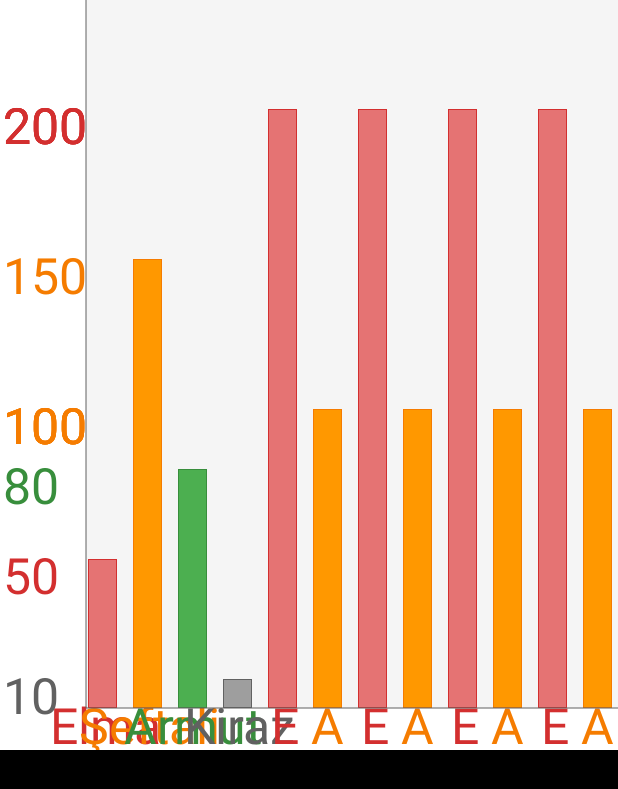
After one commit to otabakoglu/Android-Grafik-Comp, an Android app: the BarChartActivity screen opened directly, with no data from a screen before it, on a phone screen of 412 x 824 dp. The commit adds this screen. Shown: the top 789 px of the screen. Run offline under Robolectric (Android 15) with nearby library versions, the phone set to English and light mode, and no system bars.

Commit message:
26.03.2015 Yeni Renkler - New Colors ( Material Design Colors )
RED, PINK, PURPLE, DARK PURPLE, INDIGO, BLUE, CYAN, TEAL, GREEN, LIGHT GREEN, LIME, YELLOW, AMBER, ORANGE, DEEP ORANGE, BROWN, GREY, BLUE GREY,  BLACK AND WHITE...

```diff
--- a/app/src/main/AndroidManifest.xml
+++ b/app/src/main/AndroidManifest.xml
@@ -16,6 +16,10 @@
                 <category android:name="android.intent.category.LAUNCHER" />
             </intent-filter>
         </activity>
+        <activity
+            android:name=".BarChartActivity"
+            android:label="@string/title_activity_bar_chart" >
+        </activity>
     </application>
 
 </manifest>
--- /dev/null
+++ b/app/src/main/java/SimpleRingChartTR/BarChart.java
@@ -0,0 +1,378 @@
+package SimpleRingChartTR;
+
+import android.content.Context;
+import android.graphics.Canvas;
+import android.graphics.Paint;
+import android.graphics.Rect;
+import android.graphics.RectF;
+import android.util.AttributeSet;
+import android.view.View;
+
+import java.util.ArrayList;
+import java.util.List;
+
+import SimpleRingChartTR.Models.RingChartValue;
+import SimpleRingChartTR.Utils.ChartColors;
+
+/**
+ * Created by Ozan Tabakoğlu on 02.04.2015.
+ * @author Ozan Tabakoğlu
+ * @since  02.04.2015
+ * @deprecated Simple Bar Chart
+ */
+public class BarChart extends View {
+
+    private float chartWidth, chartHeight, gridWidth, gridHeight;
+    private int thickness, space ;
+    private float barWidth;
+
+    private Paint paint, backgroundPaint, textPaint;
+
+    private List<RingChartValue> valueList = new ArrayList<RingChartValue>();
+
+    //Constructors
+    public BarChart(Context context){ super(context); }
+    public BarChart(Context context, AttributeSet paramAttributeSet)
+    {         super(context, paramAttributeSet); }
+    public BarChart(Context context, AttributeSet paramAttributeSet, int paramInt)
+    {        super(context, paramAttributeSet, paramInt); }
+
+    /**
+     * Gerekli Ayarlamalar- Cizim sinifi, boyutlar, kenarliklar.
+     */
+    private void initPaint(){
+
+        //new paint
+        paint = new Paint();
+        paint.setColor( ChartColors.RED );
+        // Thickness
+        paint.setStrokeWidth( thickness );
+
+        //Paint Style Fill and Stroke
+        paint.setStyle(Paint.Style.FILL_AND_STROKE);
+        paint.setAntiAlias(true);
+
+        //new paint
+        backgroundPaint = new Paint();
+        //antialias - true
+        backgroundPaint.setAntiAlias(true);
+        //Color GREY
+        backgroundPaint.setColor(ChartColors.LIGHT_GREY);
+        //Style == FILL
+        backgroundPaint.setStyle(Paint.Style.FILL);
+    }
+    //default text size 30f
+    private float textSize = 30f;
+    private void initText(){
+        // Paint for All Text
+        textPaint = new Paint();
+        //AntiAlias -yes
+        textPaint.setAntiAlias(true);
+        //Text Color Grey
+        textPaint.setColor(ChartColors.getDarkColor(ChartColors.GREY));
+        //Text Size
+        textPaint.setTextSize( textSize );
+    }
+
+    private void init(){
+
+        //Genislik/Yukseklik Al. get Width and Height.
+        chartWidth  = getMeasuredWidth();
+        chartHeight = getMeasuredHeight();
+        //Yazi ayarlarinin yapilmasi.
+        initText();
+        //Grafik ve Yazi Alanlarinin Hesaplanmasi
+        CalculateGrid();
+        //Renk ve Style degerlerinin ayari.
+        initPaint();
+
+    }
+
+    /**
+     *kalinliklarin bosluklarin ve grafiklerin hizalanmasi
+     *icin gerekli hesaplamalar
+     *sol bosluk icin gerekli kesme islemleri getValueTextWidth()
+     */
+    private void CalculateGrid(){
+        int listSize = valueList.size();
+        if(listSize < 3){
+            listSize = 4;
+        }
+        gridWidth = (chartWidth - getValueTextWidth()*3/2  ) / listSize;
+        //Bar lar arası bosluk.
+        space = (int)gridWidth / 5;
+        //barlarin bulundugu bolum icin yukseklik degeri
+        //gridHeight = chartHeight - space / 3;
+        //butun barlarin genisligi ayni
+        barWidth = gridWidth - space*2;
+        //bosluga gore kalinlik hesapla
+        thickness = space / 4;
+    }
+
+    @Override
+    protected void onDraw(Canvas canvas) {
+
+        addChartValue("E", 200, ChartColors.RED);
+        addChartValue("A", 100, ChartColors.ORANGE     );
+        //addChartValue( "Ş", 300, ChartColors.YELLOW  );
+        //addChartValue( "K", 400, ChartColors.BLUE     );
+        //addChartValue( "Kiraz", 170, ChartColors.AMBER     );
+        //addChartValue( "Şeftali", 150, ChartColors.YELLOW  );
+        /**
+         * Ready?
+         */
+        init( );
+
+        setTextSize(50f);
+
+        // Alt Bosluk
+        float bottomSpace = (space / 3)*2 + getTextHeight();
+        //sol bosluk
+        float leftSpace = (space / 3)*2 + getValueTextWidth();
+
+        //barlarin bulundugu bolum icin yukseklik degeri
+        gridHeight = chartHeight - bottomSpace;
+        //BG
+        //draw background rect
+        int backgroundX1 = (int) leftSpace;
+        int backgroundY1 = 0;
+        int backgroundX2 = (int)( chartWidth );
+        int backgroundY2 = (int)( chartHeight - bottomSpace );
+        Rect backgroundRect = new Rect( backgroundX1, backgroundY1, backgroundX2, backgroundY2 );
+        //yes draw
+        canvas.drawRect( backgroundRect, backgroundPaint );
+
+        //toplam degerin alinmasi
+        //bar yukseklikleri icin kullanilacak
+        int totalValue = getTopValue();
+
+
+        //Start coor.
+        float barX1 = 0, barX2 = 0;
+
+        //degerlerin teker teker cizilmesi
+        for( int i=0; i<valueList.size(); i++){
+
+            int barHeight = ( (int)gridHeight / totalValue ) * valueList.get(i).getValue();
+
+            //get colors - Stroke and Fill
+            int barColor = valueList.get(i).getColor();
+            int barStrokeColor = ChartColors.getDarkColor( barColor );
+            // set Paint Style and Color
+            paint.setStyle(Paint.Style.FILL_AND_STROKE);
+            paint.setColor( barStrokeColor );
+            //start point
+            barX1 = (int)gridWidth * i + space + getValueTextWidth();
+            //end point
+            barX2 = barX1 + (int)barWidth;
+
+
+            //Draw Bottom Name Text
+            String nameText = valueList.get( i ).getName();
+            //get Text Bounds
+            Rect nameTextBounds = new Rect();
+            textPaint.getTextBounds( nameText, 0, nameText.length(), nameTextBounds );
+
+            //get Bar Centers
+            float nameTextX = ( barX2 - (barWidth/2) ) - (nameTextBounds.width()/2)  ;
+            //text Y coor
+            float nameTextY = chartHeight - ((space / 3) *2);
+
+            //set Text Color == Bar Stroke Color
+            int nameTextColor = valueList.get(i).getColor();
+            // get dark color
+            textPaint.setColor( ChartColors.getDarkColor( nameTextColor ));
+            canvas.drawText( nameText, nameTextX, nameTextY, textPaint );
+
+            String valueText = String.valueOf( valueList.get( i ).getValue() );
+            canvas.drawText( valueText, space/3, gridHeight - barHeight + getTextHeight(), textPaint );
+
+
+            // Kenarlik icin ilk bar i ciz.
+            /**(Yukseklik)
+             * @see gridHeight
+             * tasmamasi icin (kenarlik)
+             * @see thickness kadar  kesikmesi gerekiyor
+             */
+            RectF mRect = new RectF(
+                    barX1,
+                    gridHeight - barHeight + thickness,
+                    barX2,
+                    gridHeight - ( thickness/2 )  );
+            canvas.drawRect( mRect, paint );
+
+            //renk ve kenarlik ayarlarini yap
+            paint.setStyle(Paint.Style.FILL);
+            paint.setColor( barColor );
+            //bar i ciz.
+            canvas.drawRect( mRect, paint );
+
+        }
+
+        //Set Paint Color - Dark Grey and Stroke Width
+        paint.setColor( linesColor );
+        paint.setStrokeWidth( thickness / 2 );
+
+        // 1. line
+        float[] pointsLine1 = {
+                leftSpace,
+                0,
+                leftSpace,
+                chartHeight - bottomSpace
+        };
+        canvas.drawLines( pointsLine1, paint );
+        // 2. line
+        float[] pointsLine2 = {
+                leftSpace,
+                chartHeight - bottomSpace,
+                chartWidth,
+                chartHeight - bottomSpace,
+        };
+        canvas.drawLines( pointsLine2, paint );
+
+
+
+        super.onDraw(canvas);
+    }
+
+    // Add New Value.
+    public void addChartValue( String name, int value, int color){
+
+        valueList.add( new RingChartValue( name, value, color ));
+        invalidate();
+
+    }
+
+    /**
+     *  Get Top Value  for Bar Height.
+     *  @return topValue getting top value
+     */
+    private int getTopValue(){
+        int topValue = 0;
+        for(int i=0; i<valueList.size(); i++){
+            int value = valueList.get(i).getValue();
+            if( value > topValue ) {
+                topValue = value;
+            }
+        }
+        return topValue;
+    }
+
+    /**
+     * Calculate NameText Height.
+     * @return getting text height
+     */
+    private float getTextHeight(){
+        Rect textBounds = new Rect();
+        textPaint.getTextBounds( "A", 0, 1, textBounds );
+        return textBounds.height();
+    }
+
+    /**
+     * Calculate Value Text Width.
+     * @return getting width in pixels
+     */
+    private float getValueTextWidth(){
+        //yazinin en buyuk genisligi aliniyor.
+        String text = String.valueOf( getTopValue() );
+        //new text bounds
+        Rect textBounds = new Rect();
+        //get bounds
+        textPaint.getTextBounds( text, 0, text.length(), textBounds );
+       //Return text width
+        return textBounds.width();
+    }
+
+    /**
+     * Set background Color
+     * @param color  Color Value
+     */
+    private int backgroundColor = ChartColors.LIGHT_GREY;
+    public void setBackgroundColor(int color){
+        backgroundColor = color;
+        invalidate();
+    }
+
+    /**
+     * Set Lines Color.
+     * @param color  Color Value
+     */
+    private int linesColor = ChartColors.CHART_LINE;
+    public void setLinesColor(int color){
+            linesColor = color;
+    }
+
+    /**
+     * Delete Value with "id".
+     * @param index list item index
+     */
+    public void deleteChartValue(int index){
+        if ((index < valueList.size()) && (index >= 0)) {
+            valueList.remove(index);
+            invalidate();
+        }
+    }
+
+    /**
+     * Delete value with "name".
+     * @param name list item name
+     */
+    public void deleteChartValue(String name){
+        for( int i=0; i<valueList.size() ;i++ ){
+            if(valueList.get(i).getName().equals( name )){
+                valueList.remove(i);
+                invalidate();
+                break;
+            }
+        }
+    }
+
+    /**
+     * Delete all values.
+     * Byebye The Mamas & The Papas-California dreamin
+     */
+    public void deleteAllValue(){
+        valueList.clear();
+    }
+
+    /**
+     * Update Chart Values.
+     * @param index which item
+     * @param name  new bar Name
+     * @param value new bar value
+     * @param color new bar color
+     */
+    public void updateChartValue(int index,  String name, int value, int color){
+        if ((index < valueList.size()) && (index >= 0)){
+            valueList.get(index).setName(name);
+            valueList.get(index).setValue(value);
+            valueList.get(index).setColor(color);
+            invalidate();
+        }
+    }
+
+    /**
+     *  Update Chart Values with RingChartValue.
+     *  @param index which item
+     *  @param ringValue new RingChartValue
+     */
+    public void updateChartValue(int index, RingChartValue ringValue){
+        if ((index < valueList.size()) && (index >= 0)){
+            valueList.get(index).setName(ringValue.getName());
+            valueList.get(index).setValue(ringValue.getValue());
+            valueList.get(index).setColor(ringValue.getColor());
+            invalidate();
+        }
+    }
+
+    /**
+     * Settings Text Size. Default Value 25f
+     * @param size  Text Size
+     */
+    private void setTextSize(float size){
+        if(size > 0) {
+            textPaint.setTextSize(size);
+            invalidate();
+        }
+    }
+}
--- a/app/src/main/java/SimpleRingChartTR/RingChartValue.java
+++ b/app/src/main/java/SimpleRingChartTR/Models/RingChartValue.java
@@ -1,4 +1,4 @@
-package SimpleRingChartTR;
+package SimpleRingChartTR.Models;
 
 /**
  * Created by Cry on 21.03.2015.
--- a/app/src/main/java/SimpleRingChartTR/ChartColors.java
+++ b/app/src/main/java/SimpleRingChartTR/Utils/ChartColors.java
@@ -1,4 +1,4 @@
-package SimpleRingChartTR;
+package SimpleRingChartTR.Utils;
 
 import android.graphics.Color;
 
@@ -72,6 +72,7 @@ public class ChartColors {
     private static final int DARK_BROWN   = Color.parseColor("#5d4037");
 
    //GREY
+    public  static final int LIGHT_GREY = Color.parseColor("#F5F5F5");
     public  static final int GREY      = Color.parseColor("#9e9e9e");
     private static final int DARK_GREY = Color.parseColor("#616161");
 
@@ -82,6 +83,9 @@ public class ChartColors {
   //BLACK AND WHITE
     public static final int WHITE = Color.parseColor("#ffffff");
     public static final int BLACK = Color.parseColor("#000000");
+
+  //
+    public static final int CHART_LINE = Color.parseColor("#616161");
 
     public static int getDarkColor(  int color ){
 
--- /dev/null
+++ b/app/src/main/java/com/trozant/android_grafik_comp/BarChartActivity.java
@@ -0,0 +1,50 @@
+package com.trozant.android_grafik_comp;
+
+import android.app.Activity;
+import android.os.Bundle;
+import android.view.Menu;
+import android.view.MenuItem;
+
+import SimpleRingChartTR.BarChart;
+import SimpleRingChartTR.Utils.ChartColors;
+
+
+public class BarChartActivity extends Activity {
+
+    private BarChart barChart;
+
+    @Override
+    protected void onCreate(Bundle savedInstanceState) {
+        super.onCreate(savedInstanceState);
+        setContentView(R.layout.activity_bar_chart);
+
+        barChart = (BarChart) findViewById( R.id.bar_chart );
+        barChart.addChartValue("Elma", 50, ChartColors.RED);
+        barChart.addChartValue("Şeftali", 150, ChartColors.ORANGE);
+        barChart.addChartValue("Armut", 80, ChartColors.GREEN);
+        barChart.addChartValue("Kiraz", 10, ChartColors.GREY);
+    }
+
+
+    @Override
+    public boolean onCreateOptionsMenu(Menu menu) {
+        // Inflate the menu; this adds items to the action bar if it is present.
+        getMenuInflater().inflate(R.menu.menu_bar_chart, menu);
+        return true;
+    }
+
+    @Override
+    public boolean onOptionsItemSelected(MenuItem item) {
+        // Handle action bar item clicks here. The action bar will
+        // automatically handle clicks on the Home/Up button, so long
+        // as you specify a parent activity in AndroidManifest.xml.
+        int id = item.getItemId();
+
+        //noinspection SimplifiableIfStatement
+        if (id == R.id.action_settings) {
+            return true;
+        }
+
+        return super.onOptionsItemSelected(item);
+    }
+}
--- a/app/src/main/java/com/trozant/android_grafik_comp/MainActivity.java
+++ b/app/src/main/java/com/trozant/android_grafik_comp/MainActivity.java
@@ -4,7 +4,7 @@ import android.app.Activity;
 import android.os.Bundle;
 import android.view.View;
 
-import SimpleRingChartTR.ChartColors;
+import SimpleRingChartTR.Utils.ChartColors;
 import SimpleRingChartTR.RingChart;
 
 public class MainActivity extends Activity {
--- /dev/null
+++ b/app/src/main/res/layout/activity_bar_chart.xml
@@ -0,0 +1,13 @@
+<RelativeLayout xmlns:android="http://schemas.android.com/apk/res/android"
+    xmlns:tools="http://schemas.android.com/tools" android:layout_width="fill_parent"
+    android:layout_height="fill_parent"
+    tools:context="com.trozant.android_grafik_comp.BarChartActivity">
+
+    <view
+        android:layout_width="fill_parent"
+        android:layout_height="500dp"
+        class="SimpleRingChartTR.BarChart"
+        android:id="@+id/bar_chart"
+        android:background="#fff" />
+
+</RelativeLayout>
--- /dev/null
+++ b/app/src/main/res/menu/menu_bar_chart.xml
@@ -0,0 +1,6 @@
+<menu xmlns:android="http://schemas.android.com/apk/res/android"
+    xmlns:tools="http://schemas.android.com/tools"
+    tools:context="com.trozant.android_grafik_comp.BarChartActivity">
+    <item android:id="@+id/action_settings" android:title="@string/action_settings"
+        android:orderInCategory="100" android:showAsAction="never" />
+</menu>
--- a/app/src/main/res/values/strings.xml
+++ b/app/src/main/res/values/strings.xml
@@ -4,4 +4,5 @@
 
     <string name="hello_world">Hello world!</string>
     <string name="action_settings">Settings</string>
+    <string name="title_activity_bar_chart">BarChartActivity</string>
 </resources>
```
Also changed, not shown: app/src/main/java/SimpleRingChartTR/RingChart.java (+5 -2 lines), 3 other files.
